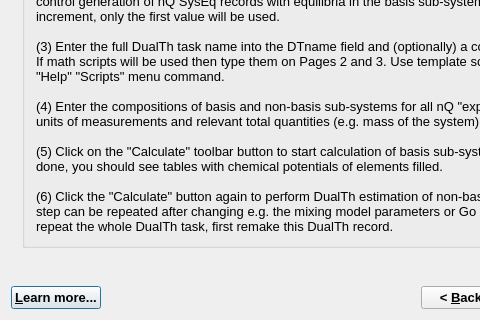
Old version of the form gems3/vizor4/dlg4/DualThWizard4.ui in the repository gemshub/GEMSGUI; both pictures show x 0 to 480 and y 279 to 599 of the 684 by 599 pixel window.
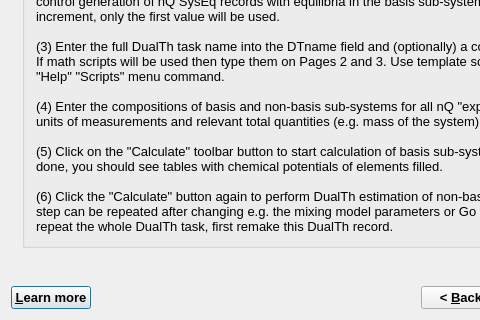
New version of the form. The open tabs and pages were chosen to show the change.

Patch:
```diff
--- a/gems3/vizor4/dlg4/DualThWizard4.ui
+++ b/gems3/vizor4/dlg4/DualThWizard4.ui
@@ -1087,7 +1087,7 @@
         </font>
        </property>
        <property name="text">
-        <string>&amp;Learn more...</string>
+        <string>&amp;Learn more</string>
        </property>
       </widget>
      </item>
```
Left out of the diff: 2 changed lines with no effect on the pictures.
